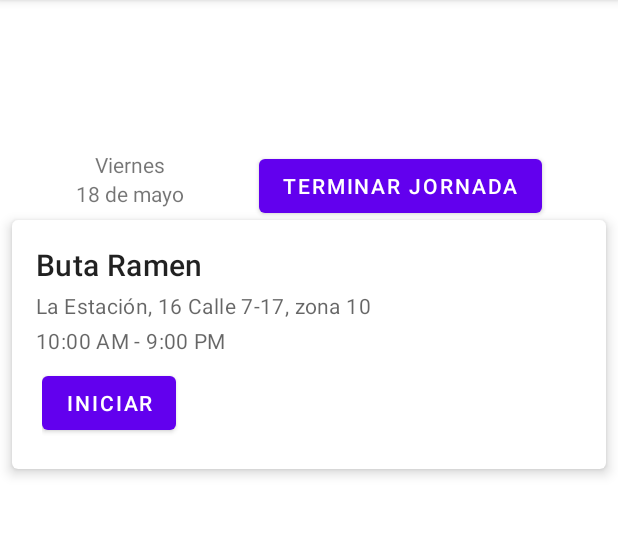
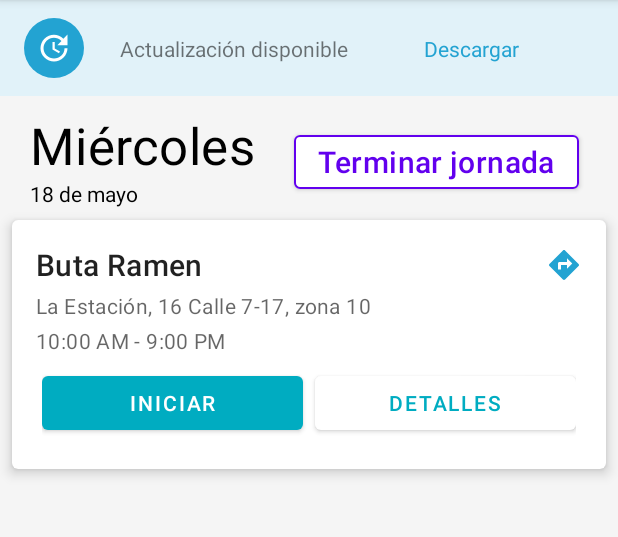
Before and after one commit to pabloozamora/UVG---Apps-Labs, an Android app: the screen it shows after launch (MainActivity), on a phone screen of 412 x 824 dp, the part 84-621 px from its top. Run offline under Robolectric (Android 15) with nearby library versions, the phone set to English and light mode, and no system bars.

Commit message:
Lab 4 finalizado

```diff
--- /dev/null
+++ b/Lab4/app/src/main/res/drawable/background_round.xml
@@ -0,0 +1,6 @@
+<?xml version="1.0" encoding="UTF-8"?>
+<shape xmlns:android="http://schemas.android.com/apk/res/android">
+    <solid android:color="@color/sky_blue_dark"/>
+    <corners android:radius="300dp"/>
+
+</shape>
--- /dev/null
+++ b/Lab4/app/src/main/res/drawable/ic_directions.xml
@@ -0,0 +1,5 @@
+<vector android:height="24dp" android:tint="#000000"
+    android:viewportHeight="24" android:viewportWidth="24"
+    android:width="24dp" xmlns:android="http://schemas.android.com/apk/res/android">
+    <path android:fillColor="@android:color/white" android:pathData="M21.71,11.29l-9,-9c-0.39,-0.39 -1.02,-0.39 -1.41,0l-9,9c-0.39,0.39 -0.39,1.02 0,1.41l9,9c0.39,0.39 1.02,0.39 1.41,0l9,-9c0.39,-0.38 0.39,-1.01 0,-1.41zM14,14.5V12h-4v3H8v-4c0,-0.55 0.45,-1 1,-1h5V7.5l3.5,3.5 -3.5,3.5z"/>
+</vector>
--- /dev/null
+++ b/Lab4/app/src/main/res/drawable/ic_update.xml
@@ -0,0 +1,5 @@
+<vector android:height="24dp" android:tint="#000000"
+    android:viewportHeight="24" android:viewportWidth="24"
+    android:width="24dp" xmlns:android="http://schemas.android.com/apk/res/android">
+    <path android:fillColor="@android:color/white" android:pathData="M21,10.12h-6.78l2.74,-2.82c-2.73,-2.7 -7.15,-2.8 -9.88,-0.1c-2.73,2.71 -2.73,7.08 0,9.79s7.15,2.71 9.88,0C18.32,15.65 19,14.08 19,12.1h2c0,1.98 -0.88,4.55 -2.64,6.29c-3.51,3.48 -9.21,3.48 -12.72,0c-3.5,-3.47 -3.53,-9.11 -0.02,-12.58s9.14,-3.47 12.65,0L21,3V10.12zM12.5,8v4.25l3.5,2.08l-0.72,1.21L11,13V8H12.5z"/>
+</vector>
--- a/Lab4/app/src/main/res/layout/activity_main.xml
+++ b/Lab4/app/src/main/res/layout/activity_main.xml
@@ -7,33 +7,78 @@
     xmlns:tools="http://schemas.android.com/tools"
     android:layout_width="match_parent"
     android:layout_height="match_parent"
-    tools:context=".MainActivity">
+    tools:context=".MainActivity"
+    android:background="@color/background_color">
 
-    <LinearLayout
-        android:id="@+id/linearLayout"
-        android:layout_width="409dp"
-        android:layout_height="100dp"
+    <androidx.constraintlayout.widget.ConstraintLayout
+        android:id="@+id/layout_activityMain_update"
+        android:layout_width="0dp"
+        android:layout_height="wrap_content"
+        android:background="@color/update_banner_color"
         android:orientation="horizontal"
         app:layout_constraintEnd_toEndOf="parent"
         app:layout_constraintStart_toStartOf="parent"
-        app:layout_constraintTop_toTopOf="parent"></LinearLayout>
+        app:layout_constraintTop_toTopOf="parent">
+
+        <ImageView
+            android:id="@+id/image_activityMain_update"
+            android:layout_width="wrap_content"
+            android:layout_height="wrap_content"
+            android:layout_marginVertical="12dp"
+            android:layout_marginStart="16dp"
+            android:background="@drawable/background_round"
+            android:padding="8dp"
+            android:src="@drawable/ic_update"
+            app:layout_constraintBottom_toBottomOf="parent"
+            app:layout_constraintStart_toStartOf="parent"
+            app:layout_constraintTop_toTopOf="parent"
+            app:tint="@color/white" />
+
+        <TextView
+            android:id="@+id/txt_activityMain_update"
+            android:layout_width="wrap_content"
+            android:layout_height="wrap_content"
+            android:layout_gravity="center_vertical"
+            android:layout_marginStart="24dp"
+            android:text="@string/update_available"
+            app:layout_constraintBottom_toBottomOf="parent"
+            app:layout_constraintStart_toEndOf="@id/image_activityMain_update"
+            app:layout_constraintTop_toTopOf="parent" />
+
+        <TextView
+            android:layout_width="wrap_content"
+            android:layout_height="wrap_content"
+            android:layout_marginEnd="16dp"
+            android:text="@string/download_update"
+            android:textColor="@color/sky_blue_dark"
+            app:layout_constraintBottom_toBottomOf="parent"
+            app:layout_constraintEnd_toEndOf="parent"
+            app:layout_constraintStart_toEndOf="@+id/txt_activityMain_update"
+            app:layout_constraintTop_toTopOf="parent" />
+
+
+    </androidx.constraintlayout.widget.ConstraintLayout>
 
     <TextView
         android:id="@+id/textView"
         android:layout_width="wrap_content"
         android:layout_height="wrap_content"
+        android:layout_marginStart="20dp"
         android:text="@string/week_day"
-        app:layout_constraintEnd_toStartOf="@+id/endDayButton"
+        android:layout_marginTop="10dp"
+        android:textColor="@color/black"
+        android:textAppearance="?attr/textAppearanceHeadline4"
         app:layout_constraintLeft_toRightOf="parent"
         app:layout_constraintStart_toStartOf="parent"
-        app:layout_constraintTop_toBottomOf="@+id/linearLayout" />
+        app:layout_constraintTop_toBottomOf="@+id/layout_activityMain_update" />
 
     <TextView
         android:id="@+id/textView2"
         android:layout_width="wrap_content"
         android:layout_height="wrap_content"
+        android:layout_marginStart="20dp"
+        android:textColor="@color/black"
         android:text="@string/date"
-        app:layout_constraintEnd_toStartOf="@+id/endDayButton"
         app:layout_constraintLeft_toRightOf="parent"
         app:layout_constraintStart_toStartOf="parent"
         app:layout_constraintTop_toBottomOf="@+id/textView" />
@@ -42,17 +87,25 @@
         android:id="@+id/endDayButton"
         android:layout_width="wrap_content"
         android:layout_height="wrap_content"
+        android:layout_marginTop="20dp"
+        app:strokeColor="@color/design_default_color_primary"
+        app:strokeWidth="1dp"
+        app:elevation="0dp"
         android:text="@string/end_day"
+        android:textAppearance="?attr/textAppearanceHeadline6"
+        android:textColor="@color/design_default_color_primary"
+        app:backgroundTint="@color/white"
         app:layout_constraintEnd_toEndOf="parent"
-        app:layout_constraintStart_toEndOf="@+id/textView2"
-        app:layout_constraintTop_toTopOf="@+id/textView" />
+        app:layout_constraintStart_toEndOf="@+id/textView"
+        app:layout_constraintTop_toBottomOf="@+id/layout_activityMain_update"/>
 
     <com.google.android.material.card.MaterialCardView
+        android:id="@+id/materialCardView"
         android:layout_width="match_parent"
         android:layout_height="wrap_content"
-        android:layout_margin="8dp"
+        android:layout_margin="@dimen/cardView_margin"
         android:layout_marginTop="16dp"
-        app:cardElevation="5dp"
+        app:cardElevation="@dimen/cardElevation"
         app:layout_constraintEnd_toEndOf="parent"
         app:layout_constraintLeft_toRightOf="parent"
         app:layout_constraintStart_toStartOf="parent"
@@ -64,12 +117,31 @@
             android:orientation="vertical"
             android:padding="16dp">
 
-            <!-- Title, secondary and supporting text -->
-            <TextView
-                android:layout_width="wrap_content"
-                android:layout_height="wrap_content"
-                android:text="@string/fav_restaurant"
-                android:textAppearance="?attr/textAppearanceHeadline6" />
+            <androidx.constraintlayout.widget.ConstraintLayout
+                android:layout_width="match_parent"
+                android:layout_height="wrap_content">
+
+                <TextView
+                    android:id="@+id/restaurant_name"
+                    android:layout_width="0dp"
+                    android:layout_height="wrap_content"
+                    android:text="@string/fav_restaurant"
+                    android:textAppearance="?attr/textAppearanceHeadline6"
+                    app:layout_constraintBottom_toBottomOf="parent"
+                    app:layout_constraintStart_toStartOf="parent"
+                    app:layout_constraintTop_toTopOf="parent" />
+
+                <ImageView
+                    android:id="@+id/image_directions"
+                    android:layout_width="wrap_content"
+                    android:layout_height="wrap_content"
+                    android:src="@drawable/ic_directions"
+                    app:layout_constraintBottom_toBottomOf="parent"
+                    app:layout_constraintEnd_toEndOf="parent"
+                    app:layout_constraintTop_toTopOf="parent"
+                    app:tint="@color/sky_blue_dark"/>
+
+            </androidx.constraintlayout.widget.ConstraintLayout>
 
             <TextView
                 android:layout_width="wrap_content"
@@ -87,7 +159,7 @@
                 android:textAppearance="?attr/textAppearanceBody2"
                 android:textColor="?android:attr/textColorSecondary" />
 
-            <LinearLayout
+            <androidx.constraintlayout.widget.ConstraintLayout
                 android:layout_width="match_parent"
                 android:layout_height="wrap_content"
                 android:layout_marginTop="4dp"
@@ -95,10 +167,30 @@
                 android:padding="4dp">
 
                 <Button
-                    android:layout_width="wrap_content"
+                    android:id="@+id/start_button"
+                    android:layout_width="0dp"
                     android:layout_height="wrap_content"
-                    android:text="@string/start" />
-            </LinearLayout>
+                    android:layout_marginEnd="4dp"
+                    android:text="@string/start"
+                    app:backgroundTint="@color/sky_blue"
+                    app:layout_constraintBottom_toBottomOf="parent"
+                    app:layout_constraintEnd_toStartOf="@+id/details_button"
+                    app:layout_constraintStart_toStartOf="parent"
+                    app:layout_constraintTop_toTopOf="parent" />
+
+                <Button
+                    android:id="@+id/details_button"
+                    android:layout_width="0dp"
+                    android:layout_height="wrap_content"
+                    android:layout_marginStart="4dp"
+                    android:text="@string/details"
+                    android:textColor="@color/sky_blue"
+                    app:backgroundTint="@color/white"
+                    app:layout_constraintBottom_toBottomOf="parent"
+                    app:layout_constraintEnd_toEndOf="parent"
+                    app:layout_constraintStart_toEndOf="@+id/start_button"
+                    app:layout_constraintTop_toTopOf="parent" />
+            </androidx.constraintlayout.widget.ConstraintLayout>
 
         </LinearLayout>
 
--- a/Lab4/app/src/main/res/values/colors.xml
+++ b/Lab4/app/src/main/res/values/colors.xml
@@ -7,4 +7,8 @@
     <color name="teal_700">#FF018786</color>
     <color name="black">#FF000000</color>
     <color name="white">#FFFFFFFF</color>
+    <color name="sky_blue_dark">#23A3D2</color>
+    <color name="background_color">#f5f5f5</color>
+    <color name="update_banner_color">#E1F2F9</color>
+    <color name="sky_blue">#00acc1</color>
 </resources>
--- /dev/null
+++ b/Lab4/app/src/main/res/values/dimens.xml
@@ -0,0 +1,5 @@
+<?xml version="1.0" encoding="utf-8"?>
+<resources>
+    <dimen name="cardView_margin">8dp</dimen>
+    <dimen name="cardElevation">5dp</dimen>
+</resources>
--- a/Lab4/app/src/main/res/values/strings.xml
+++ b/Lab4/app/src/main/res/values/strings.xml
@@ -1,10 +1,13 @@
 <resources>
     <string name="app_name">Lab 4 - Pablo Zamora</string>
-    <string name="week_day">Viernes</string>
+    <string name="week_day">Miércoles</string>
     <string name="date">18 de mayo</string>
     <string name="end_day">Terminar jornada</string>
     <string name="fav_restaurant">Buta Ramen</string>
     <string name="fav_restaurant_address">La Estación, 16 Calle 7-17, zona 10</string>
     <string name="fav_restaurant_attention_hours">10:00 AM - 9:00 PM</string>
     <string name="start">Iniciar</string>
+    <string name="details">Detalles</string>
+    <string name="update_available">Actualización disponible</string>
+    <string name="download_update">Descargar</string>
 </resources>
```
